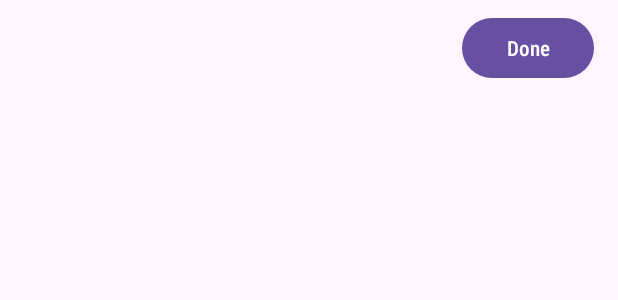
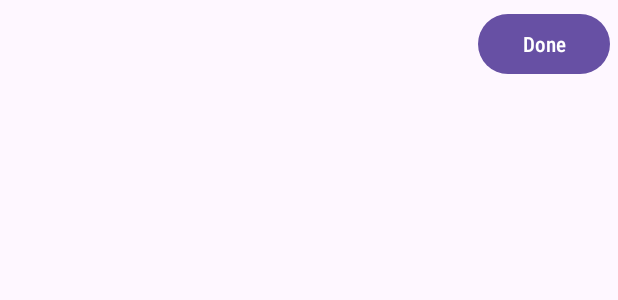
Before and after one commit to HanaAyman33/ToDoList, an Android app: the layout task_component.xml on its own in the app's theme, with its tools: preview values and no code run, on a phone screen of 412 x 824 dp. Shown: the top 300 px of the screen. Run offline under Robolectric (Android 15) with nearby library versions, the light colour scheme and no system bars; network calls fail.

Commit message:
Update task_component.xml

```diff
--- a/ToDoList/app/src/main/res/layout/task_component.xml
+++ b/ToDoList/app/src/main/res/layout/task_component.xml
@@ -1,38 +1,31 @@
 <?xml version="1.0" encoding="utf-8"?>
-<androidx.constraintlayout.widget.ConstraintLayout
-    xmlns:android="http://schemas.android.com/apk/res/android"
-    xmlns:app="http://schemas.android.com/apk/res-auto"
+<RelativeLayout xmlns:android="http://schemas.android.com/apk/res/android"
     xmlns:tools="http://schemas.android.com/tools"
-    android:layout_width="match_parent"
+    android:layout_width="wrap_content"
     android:layout_height="wrap_content"
-    android:padding="8dp">
+    android:padding="5dp">
 
     <TextView
         android:id="@+id/taskTextView"
-        android:layout_width="0dp"
+        android:layout_width="wrap_content"
         android:layout_height="wrap_content"
-        android:layout_marginEnd="8dp"
+        android:layout_centerVertical="true"
+        android:layout_alignParentStart="true"
         android:padding="8dp"
         android:textStyle="bold"
         android:textColor="@color/white"
         android:fontFamily="sans-serif-condensed-medium"
-        android:textSize="20sp"
-        app:layout_constraintBottom_toBottomOf="parent"
-        app:layout_constraintEnd_toStartOf="@id/doneButton"
-        app:layout_constraintStart_toStartOf="parent"
-        app:layout_constraintTop_toTopOf="parent"
+        android:textSize="24sp"
         tools:ignore="RelativeOverlap" />
 
     <Button
         android:id="@+id/doneButton"
         android:layout_width="wrap_content"
         android:layout_height="wrap_content"
-        android:layout_marginEnd="8dp"
+        android:layout_alignParentEnd="true"
+        android:layout_centerVertical="true"
         android:text="@string/done"
         android:fontFamily="sans-serif-condensed-medium"
-        app:layout_constraintBottom_toBottomOf="parent"
-        app:layout_constraintEnd_toEndOf="parent"
-        app:layout_constraintTop_toTopOf="parent"
         tools:ignore="RelativeOverlap" />
 
-</androidx.constraintlayout.widget.ConstraintLayout>
+</RelativeLayout>
```
